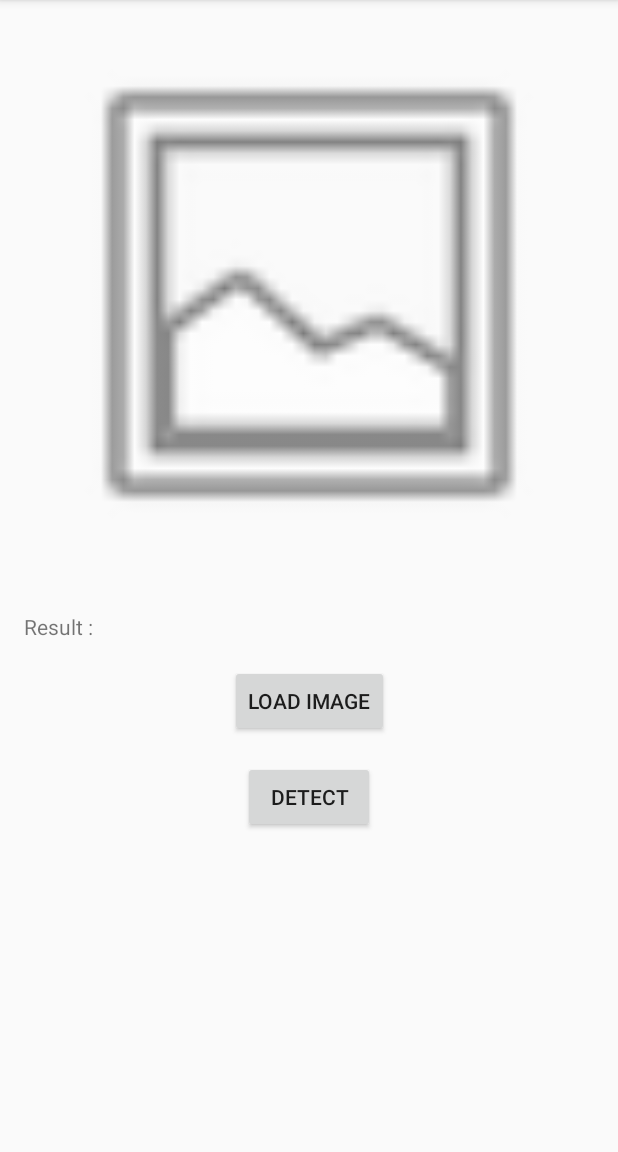
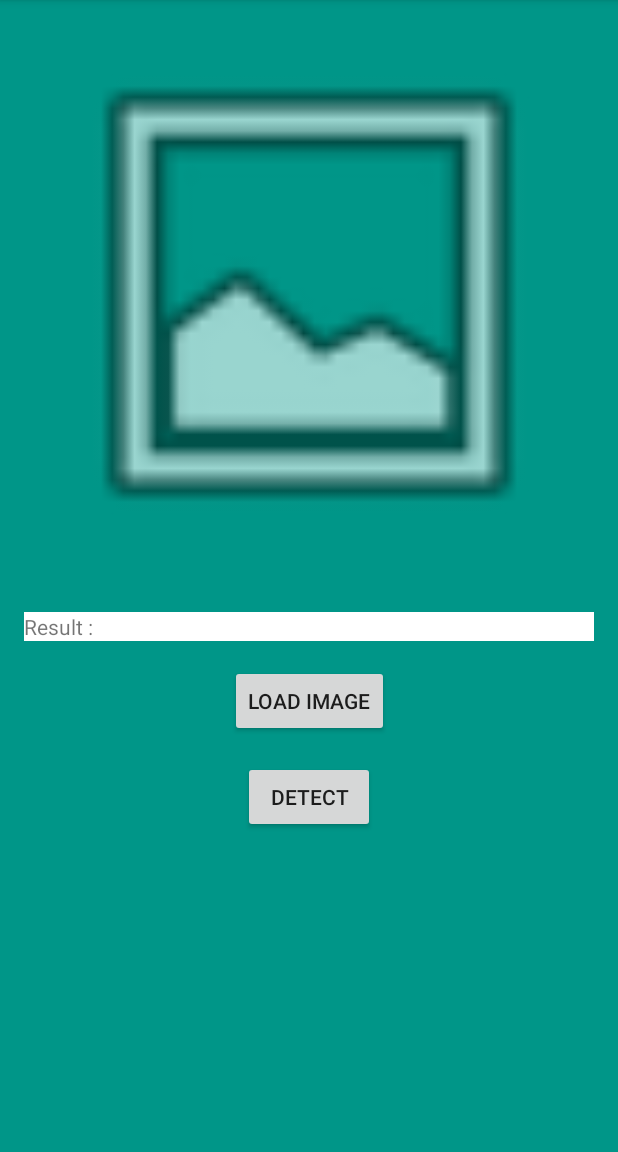
Before and after one commit to FahimFoysal97/ManipulatedImageDetector, an Android app: the screen it shows after launch (MainActivity), on a phone screen of 412 x 824 dp, the part 84-1236 px from its top. Run offline under Robolectric (Android 15) with nearby library versions, the phone set to English and light mode, and no system bars; libraries missing offline, so code that uses them is left out: com.chaquo.python; 1 statement that could not run was skipped.

Commit message:
Back Ground Added and test successful.

```diff
--- a/app/src/main/res/layout/activity_main.xml
+++ b/app/src/main/res/layout/activity_main.xml
@@ -3,6 +3,7 @@
     xmlns:app="http://schemas.android.com/apk/res-auto"
     xmlns:tools="http://schemas.android.com/tools"
     android:layout_width="match_parent"
+    android:background="#009688"
     android:layout_height="match_parent"
     tools:context=".MainActivity">
 
@@ -13,6 +14,7 @@
         android:layout_marginStart="16dp"
         android:layout_marginTop="32dp"
         android:layout_marginEnd="16dp"
+        android:background="#FFFFFF"
         android:text="Result : "
         app:layout_constraintEnd_toEndOf="parent"
         app:layout_constraintStart_toStartOf="parent"
```
